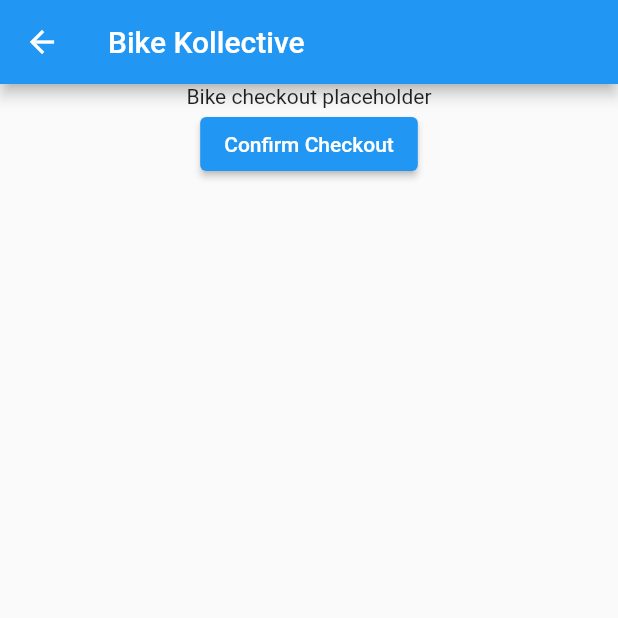
After one commit to BikeKollectiveCCL/BikeKollectiveCCL, a Flutter app: the CheckoutBike screen opened by its route, after a tap on "Confirm Checkout", on a phone screen of 412 x 824 dp, the top half of it. The commit adds this screen. Run offline on Flutter 3.47's test engine with Material 2 defaults, Android fonts, the light colour scheme and no system bars; our stand-ins replace cloud_firestore, google_maps_flutter, location; accounts and stored records are empty.

Commit message:
WIP beginning checkout functionality

```diff
--- a/lib/app.dart
+++ b/lib/app.dart
@@ -5,6 +5,7 @@
 import 'screens/return_bike.dart';
 import 'screens/single_bike_map.dart';
 import 'screens/bike_view.dart';
+import 'screens/checkout_bike.dart';
 
 class BikeKollective extends StatefulWidget {
   @override
@@ -19,7 +20,8 @@
     BikeList.routeName: (context) => BikeList(),
     AddBike.routeName: (context) => AddBike(),
     ReturnBike.routeName: (context) => ReturnBike(),
-    SingleBikeMap.routeName: (context) => SingleBikeMap()
+    SingleBikeMap.routeName: (context) => SingleBikeMap(),
+    CheckoutBike.routeName: (context) => CheckoutBike()
   };
 
   @override
--- a/lib/models/bike.dart
+++ b/lib/models/bike.dart
@@ -7,11 +7,12 @@
   String bikeDescription;
   String lockCombination;
   bool isCheckedOut;
+  var bikeID;
   // List bikeTags;
   // List bikeImages;
   // List bikeIssues;
 
-  Bike.fromMap(Map bikeMap) {
+  Bike.fromMap(Map bikeMap, var bikeDocID) {
     this.bikeName = bikeMap['description'];
     this.latitude = bikeMap['location'].latitude;
     this.longitude = bikeMap['location'].longitude;
@@ -20,5 +21,6 @@
     this.bikeDescription = bikeMap['description'];
     this.lockCombination = bikeMap['combination'];
     this.isCheckedOut = bikeMap['checked_out'];
+    this.bikeID = bikeDocID;
   }
 }
--- a/lib/screens/bike_list.dart
+++ b/lib/screens/bike_list.dart
@@ -49,7 +49,7 @@
   }
 
   Widget _buildListItem(BuildContext context, DocumentSnapshot document) {
-    final thisBike = Bike.fromMap(document.data);
+    final thisBike = Bike.fromMap(document.data, document.reference.documentID);
     return Semantics(
         button: true,
         onTapHint: 'view bike',
--- a/lib/screens/bike_map.dart
+++ b/lib/screens/bike_map.dart
@@ -31,7 +31,7 @@
       // create the markers (for the bikes)
       _markers.clear();
       for (final bike in allBikes) {
-        final bikeObj = Bike.fromMap(bike.data);
+        final bikeObj = Bike.fromMap(bike.data, bike.reference.documentID);
         final bikeMarker = Marker(
           markerId: MarkerId(bikeObj.bikeDescription),
           position: LatLng(bikeObj.latitude, bikeObj.longitude),
--- /dev/null
+++ b/lib/screens/checkout_bike.dart
@@ -0,0 +1,44 @@
+import 'package:flutter/material.dart';
+import 'package:flutter/widgets.dart';
+import 'package:location/location.dart';
+import '../models/bike.dart';
+import '../services/get_location.dart';
+import '../services/do_uploads.dart';
+
+class CheckoutBike extends StatefulWidget {
+  static const routeName = 'checkoutBike';
+  @override
+  _CheckoutBikeState createState() => _CheckoutBikeState();
+}
+
+class _CheckoutBikeState extends State<CheckoutBike> {
+  LocationData locationData;
+  @override
+  Widget build(BuildContext context) {
+    final Bike thisBike = ModalRoute.of(context).settings.arguments;
+    return Scaffold(
+        appBar: AppBar(title: Text('Bike Kollective')),
+        body: Center(
+            child: Column(
+          children: [
+            Text('Bike checkout placeholder'),
+            ElevatedButton(
+                onPressed: () async {
+                  locationData = await getLocation();
+                  // TODO: create a Ride object
+                  // TODO: update app state so that the app knows that a bike is currently checked out
+                  // TODO: send partial ride to Firestore
+                  // TODO: force the bikes to reload so that this bike now shows as checked out
+                  print('Bike ID: ${thisBike.bikeID}');
+                  print('Checking out a bike ${thisBike.bikeDescription}');
+                  print(
+                      'Currently located at ${locationData.latitude}, ${locationData.longitude}');
+                  // tells Firestore that the bike is now checked out
+                  updateBike(thisBike);
+                  // TODO: how to catch and handle race conditions where the bike is already checked out?
+                },
+                child: Text('Confirm Checkout')),
+          ],
+        )));
+  }
+}
--- a/lib/screens/single_bike_map.dart
+++ b/lib/screens/single_bike_map.dart
@@ -16,7 +16,6 @@
           title: Text('${thisBike.bikeName}'),
           backgroundColor: Colors.green[700],
         ),
-        drawer: navDrawer(context),
         body: Column(
           children: [Text('Bike Map placeholder')],
         ));
--- /dev/null
+++ b/lib/services/do_uploads.dart
@@ -0,0 +1,15 @@
+// import 'dart:io';
+import 'package:cloud_firestore/cloud_firestore.dart';
+// import 'package:firebase_storage/firebase_storage.dart';
+import '../models/bike.dart';
+
+void updateBike(Bike thisBike) async {
+  // TODO: how to catch and handle race conditions where the bike is already checked out?
+  print('updating a bike');
+  CollectionReference bikes = Firestore.instance.collection('bikes');
+  return bikes
+      .document(thisBike.bikeID)
+      .updateData({'checked_out': true})
+      .then((value) => print('Bike updated'))
+      .catchError((error) => print('Failed to update bike: $error'));
+}
```
Also changed, not shown: lib/screens/bike_view.dart (+16 -2 lines).
